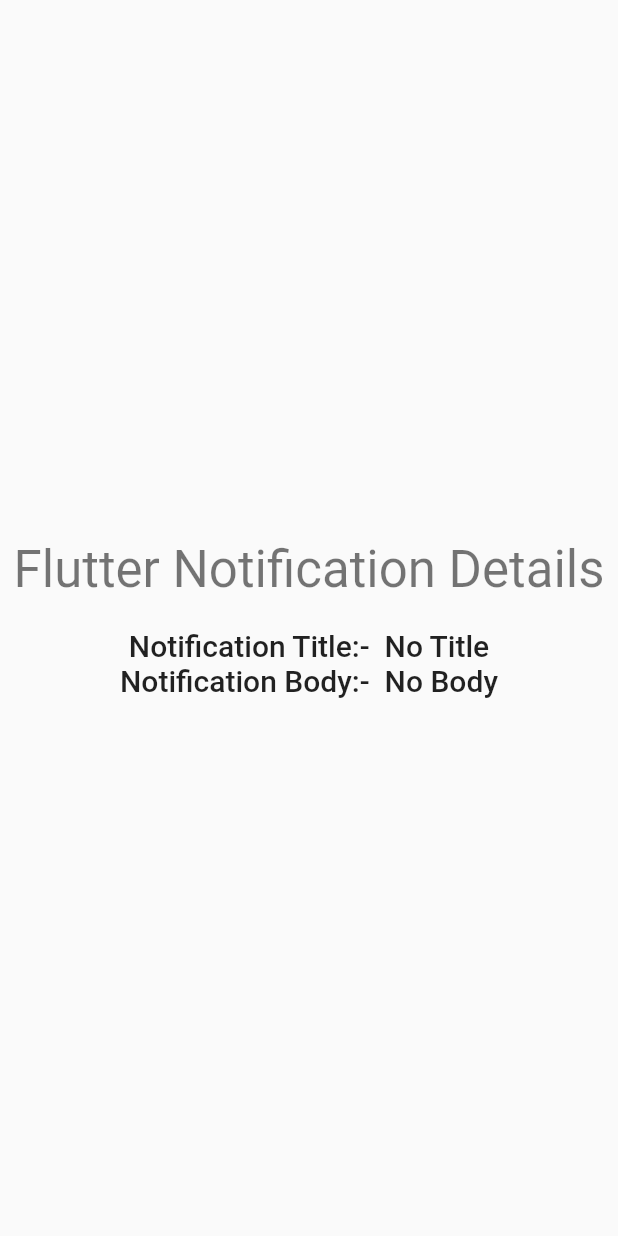
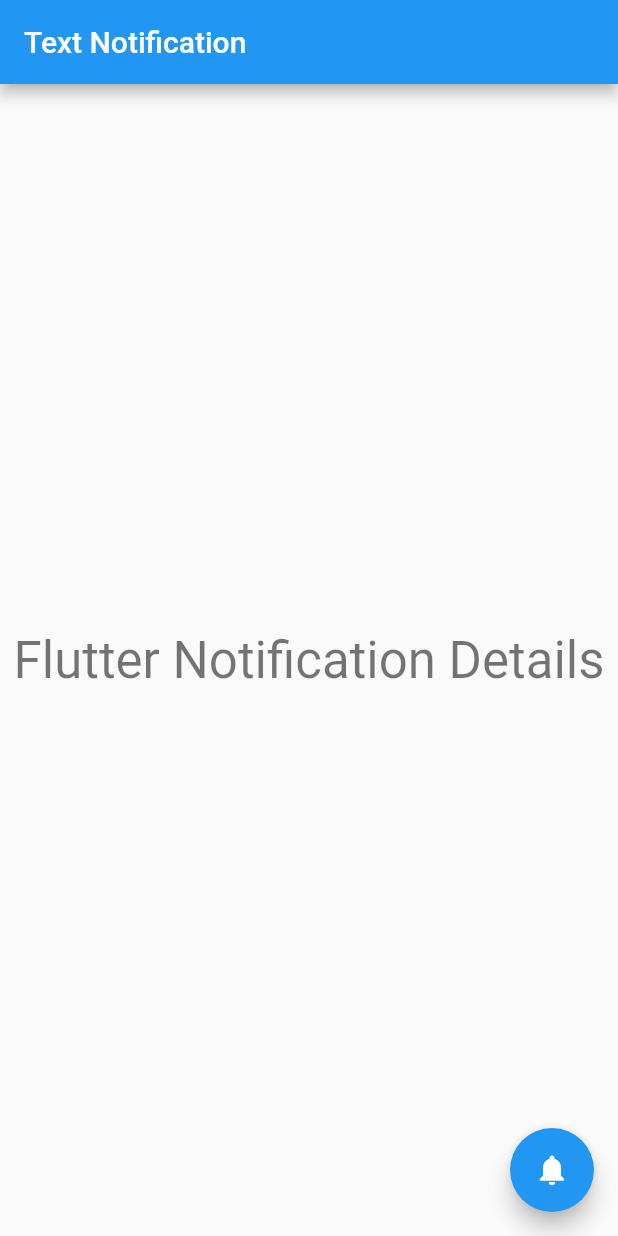
Before and after one commit to rifathossain82/Flutter_FCM, a Flutter app: the screen it shows after launch, on a phone screen of 412 x 824 dp. Run offline on Flutter 3.47's test engine with Material 2 defaults, Android fonts, the phone set to English and light mode, and no system bars; our stand-ins replace firebase_core, flutter_local_notifications, flutter_native_timezone, rxdart, timezone; accounts and stored records are empty.

Commit message:
Flutter FCM Way-3 Didn't work

```diff
--- a/lib/main.dart
+++ b/lib/main.dart
@@ -33,48 +33,23 @@ class HomePage extends StatefulWidget {
 }
 
 class _HomePageState extends State<HomePage> {
-  String notificationTitle = 'No Title';
-  String notificationBody = 'No Body';
-  String notificationData = 'No Data';
-
-  @override
-  void initState() {
-    final firebaseMessaging = FCM();
-    firebaseMessaging.setNotifications();
-
-    firebaseMessaging.streamCtlr.stream.listen(_changeData);
-    firebaseMessaging.bodyCtlr.stream.listen(_changeBody);
-    firebaseMessaging.titleCtlr.stream.listen(_changeTitle);
-
-    super.initState();
-  }
-
-  _changeData(String msg) => setState(() => notificationData = msg);
-  _changeBody(String msg) => setState(() => notificationBody = msg);
-  _changeTitle(String msg) => setState(() => notificationTitle = msg);
-
   @override
   Widget build(BuildContext context) {
     return Scaffold(
+      appBar: AppBar(
+        title: Text('Text Notification'),
+      ),
       body: Center(
-        child: Column(
-          mainAxisAlignment: MainAxisAlignment.center,
-          children: [
-            Text(
-              "Flutter Notification Details",
-              style: Theme.of(context).textTheme.headline4,
-            ),
-            const SizedBox(height: 20),
-            Text(
-              "Notification Title:-  $notificationTitle",
-              style: Theme.of(context).textTheme.headline6,
-            ),
-            Text(
-              "Notification Body:-  $notificationBody",
-              style: Theme.of(context).textTheme.headline6,
-            ),
-          ],
+        child: Text(
+          "Flutter Notification Details",
+          style: Theme.of(context).textTheme.headline4,
         ),
+      ),
+      floatingActionButton: FloatingActionButton(
+        onPressed: (){
+          NotificationService().showPrayerNotification(id: 1, title: '001', body: 'Hello World', duration: Duration(seconds: 1));
+        },
+        child: Icon(Icons.notifications),
       ),
     );
   }
--- a/lib/notification.dart
+++ b/lib/notification.dart
@@ -1,105 +1,155 @@
-import 'dart:async';
+import 'package:flutter_fcm/recieveNotification.dart';
+import 'package:flutter_local_notifications/flutter_local_notifications.dart';
+import 'package:flutter_native_timezone/flutter_native_timezone.dart';
+import 'package:rxdart/subjects.dart';
+import 'package:timezone/data/latest.dart' as tz;
+import 'package:timezone/timezone.dart' as tz;
 
-import 'package:firebase_core/firebase_core.dart';
-import 'package:firebase_messaging/firebase_messaging.dart';
+/// notification class for handling notification related logics;
+///
+class NotificationService {
+  static final NotificationService _notificationService =
+  NotificationService._internal();
 
-Future<void> onBackgroundMessage(RemoteMessage message) async {
-  await Firebase.initializeApp();
+  /// initialize flutter local notification plugin
+  final FlutterLocalNotificationsPlugin flutterLocalNotificationsPlugin =
+  FlutterLocalNotificationsPlugin();
 
-  if (message.data.containsKey('data')) {
-    // Handle data message
-    final data = message.data['data'];
+  /// create stream to add notification class (defined)
+  final BehaviorSubject<ReceivedNotification>
+  didReceiveLocalNotificationSubject =
+  BehaviorSubject<ReceivedNotification>();
+
+  /// create stream to add notification  (defined) ios<10+
+  final BehaviorSubject<String?> selectNotificationSubject =
+  BehaviorSubject<String?>();
+
+  factory NotificationService() {
+    return _notificationService;
   }
 
-  if (message.data.containsKey('notification')) {
-    // Handle notification message
-    final notification = message.data['notification'];
-  }
-  // Or do other work.
-}
+  NotificationService._internal();
 
-class FCM {
-  final _firebaseMessaging = FirebaseMessaging.instance;
+  /// initialize this notification service
+  Future<void> init() async {
+    /// use for schedule notification
+    await _configureLocalTimeZone();
 
-  final streamCtlr = StreamController<String>.broadcast();
-  final titleCtlr = StreamController<String>.broadcast();
-  final bodyCtlr = StreamController<String>.broadcast();
+    /// andriod local notification setting
+    const AndroidInitializationSettings initializationSettingsAndroid =
+    AndroidInitializationSettings('@mipmap/ic_launcher');
 
-  setNotifications() {
-    FirebaseMessaging.onBackgroundMessage(onBackgroundMessage);
+    /// Note: permissions aren't requested here just to demonstrate that can be
+    /// done later
+    /// ios local notification setting
+    /// [onDidRecieveLocalNotification] handler for clicking notification while in
+    /// app
+    final IOSInitializationSettings initializationSettingsIOS =
+    IOSInitializationSettings(
+      requestAlertPermission: false,
+      requestBadgePermission: false,
+      requestSoundPermission: false,
+      onDidReceiveLocalNotification: _onDidReceiveLocalNotification,
+    );
 
-    // handle when app in active state
-    forgroundNotification();
+    final InitializationSettings initializationSettings =
+    InitializationSettings(
+        android: initializationSettingsAndroid,
+        iOS: initializationSettingsIOS
+    );
 
-    // handle when app running in background state
-    backgroundNotification();
+    /// [onSelectNotification] handler for clicking notification while in
+    /// app ios<10+
+    await flutterLocalNotificationsPlugin.initialize(
+      initializationSettings,
+      onSelectNotification: _onSelectNotification,
+    );
 
-    // handle when app completely closed by the user
-    terminateNotification();
-
-    // With this token you can test it easily on your phone
-    final token =
-    _firebaseMessaging.getToken().then((value) => print('Token: $value'));
+    await checkNotification();
   }
 
-  forgroundNotification() {
-    FirebaseMessaging.onMessage.listen(
-          (message) async {
-        if (message.data.containsKey('data')) {
-          // Handle data message
-          streamCtlr.sink.add(message.data['data']);
-        }
-        if (message.data.containsKey('notification')) {
-          // Handle notification message
-          streamCtlr.sink.add(message.data['notification']);
-        }
-        // Or do other work.
-        titleCtlr.sink.add(message.notification!.title!);
-        bodyCtlr.sink.add(message.notification!.body!);
-      },
+  /// add notification to the stream so other page can subscribe it
+  /// and get the notification
+  Future _onDidReceiveLocalNotification(
+      int id,
+      String? title,
+      String? body,
+      String? payload,
+      ) async {
+    didReceiveLocalNotificationSubject.add(
+      ReceivedNotification(
+        id: id,
+        title: title,
+        body: body,
+        payload: payload,
+      ),
     );
   }
 
-  backgroundNotification() {
-    FirebaseMessaging.onMessageOpenedApp.listen(
-          (message) async {
-        if (message.data.containsKey('data')) {
-          // Handle data message
-          streamCtlr.sink.add(message.data['data']);
-        }
-        if (message.data.containsKey('notification')) {
-          // Handle notification message
-          streamCtlr.sink.add(message.data['notification']);
-        }
-        // Or do other work.
-        titleCtlr.sink.add(message.notification!.title!);
-        bodyCtlr.sink.add(message.notification!.body!);
-      },
-    );
+  /// add notification to the stream so other page can subscribe it
+  /// and get the notification
+  Future _onSelectNotification(String? payload) async {
+    selectNotificationSubject.add(payload);
   }
 
-  terminateNotification() async {
-    RemoteMessage? initialMessage =
-    await FirebaseMessaging.instance.getInitialMessage();
+  Future<void> _configureLocalTimeZone() async {
+    tz.initializeTimeZones();
 
-    if (initialMessage != null) {
-      if (initialMessage.data.containsKey('data')) {
-        // Handle data message
-        streamCtlr.sink.add(initialMessage.data['data']);
-      }
-      if (initialMessage.data.containsKey('notification')) {
-        // Handle notification message
-        streamCtlr.sink.add(initialMessage.data['notification']);
-      }
-      // Or do other work.
-      titleCtlr.sink.add(initialMessage.notification!.title!);
-      bodyCtlr.sink.add(initialMessage.notification!.body!);
-    }
+    final String? timeZoneName = await FlutterNativeTimezone.getLocalTimezone();
+
+    tz.setLocalLocation(tz.getLocation(timeZoneName!));
   }
 
-  dispose() {
-    streamCtlr.close();
-    bodyCtlr.close();
-    titleCtlr.close();
+  Future<void> cancelAllNotifications() async {
+    await flutterLocalNotificationsPlugin.cancelAll();
+  }
+
+  /// notification for prayer timing notification. Called when user request new
+  /// prayer timing from api
+  Future<void> showPrayerNotification(
+      {required int id,
+        required String title,
+        required String body,
+        required Duration duration}) async {
+    /// android customisation notification
+    AndroidNotificationDetails androidPlatformChannelSpecifics =
+    const AndroidNotificationDetails(
+      '1',
+      'Prayer Timing',
+      channelDescription: 'Notification to tell user that it is time for Muslim prayer.',
+      importance: Importance.max,
+      //icon:
+      sound: RawResourceAndroidNotificationSound('slow_spring_board'),
+      // when:
+      ticker: 'Prayer Timing',
+      visibility: NotificationVisibility.public,
+      category: 'reminder',
+    );
+
+    /// ios customisation notification
+    IOSNotificationDetails iosPlatformChannelSpecifics =
+    const IOSNotificationDetails(
+      sound: 'slow_spring_board.aiff',
+    );
+
+    NotificationDetails platformChannelSpecifics = NotificationDetails(
+      android: androidPlatformChannelSpecifics,
+      iOS: iosPlatformChannelSpecifics,
+    );
+
+    /// scheduled notification function
+    await flutterLocalNotificationsPlugin.zonedSchedule(id, title, body,
+        tz.TZDateTime.now(tz.local).add(duration), platformChannelSpecifics,
+        uiLocalNotificationDateInterpretation:
+        UILocalNotificationDateInterpretation.absoluteTime,
+        androidAllowWhileIdle: true,
+        matchDateTimeComponents: DateTimeComponents.time,
+        payload: '');
+  }
+
+  Future<void> checkNotification() async {
+    // final available =
+    // await flutterLocalNotificationsPlugin.pendingNotificationRequests();
+    // print(available.length);
   }
 }
--- /dev/null
+++ b/lib/recieveNotification.dart
@@ -0,0 +1,16 @@
+class ReceivedNotification {
+
+  final int id;
+  final String? title;
+  final String? body;
+  final String? payload;
+
+  ReceivedNotification({
+    required this.id,
+    required this.title,
+    required this.body,
+    required this.payload,
+  });
+
+
+}
--- a/pubspec.yaml
+++ b/pubspec.yaml
@@ -37,6 +37,8 @@ dependencies:
   firebase_core: ^1.12.0
   firebase_messaging: ^11.2.6
   flutter_local_notifications: ^9.3.2
+  rxdart: ^0.27.3
+  flutter_native_timezone: ^2.0.0
 
 dev_dependencies:
   flutter_test:
```
Also changed, not shown: pubspec.lock.
